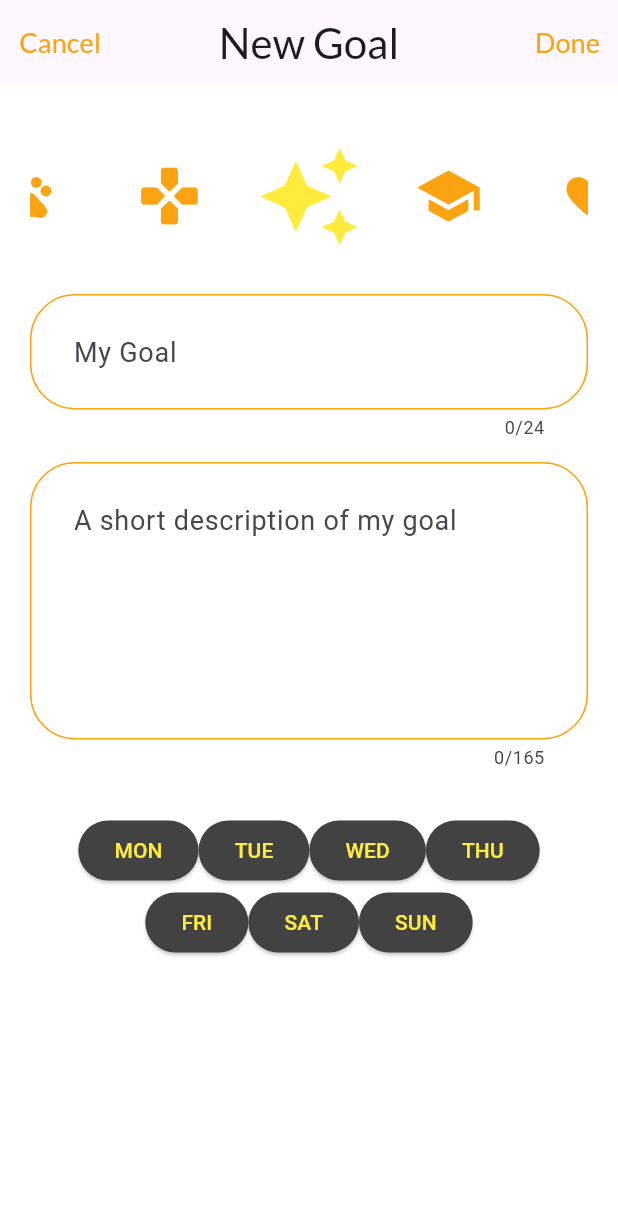
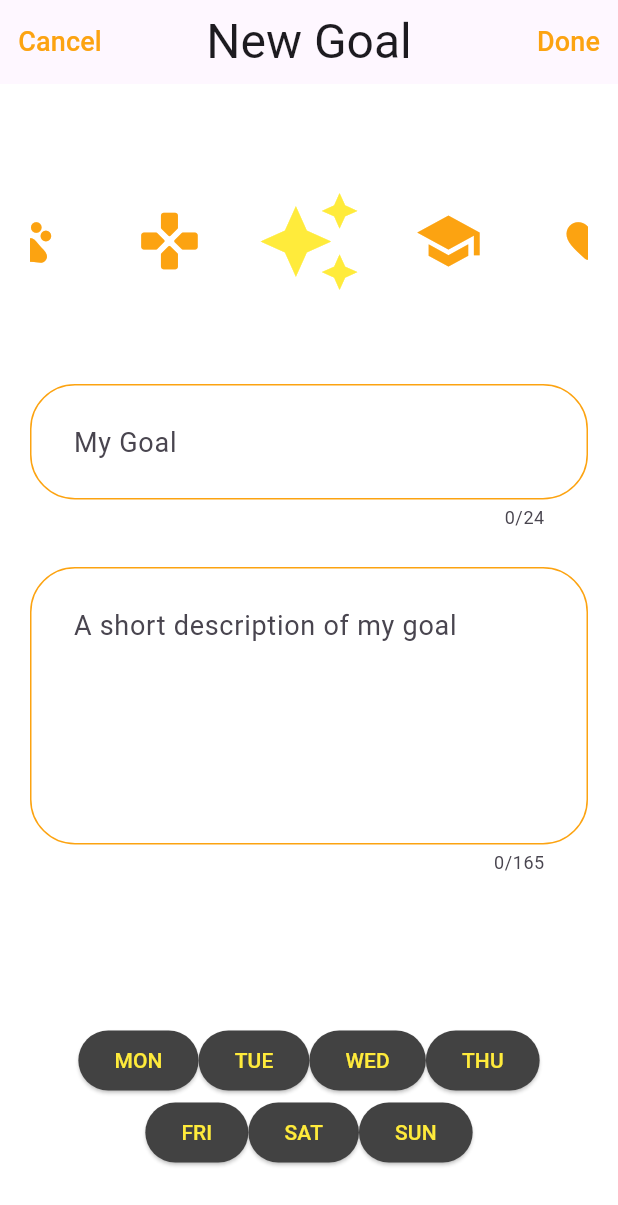
Before and after one commit to ViiSall/Fundamental-of-Mobile-Development, a Flutter app: the screen it shows after launch, after a tap on the "add" icon, on a phone screen of 412 x 824 dp. Shown: the top 1205 px of the screen. Run offline on Flutter 3.47's test engine with Material 3 defaults, Android fonts, the light colour scheme and no system bars; drawn by our look-alikes of carousel_slider; our stand-ins replace firebase_core, firebase_messaging, flutter_heatmap_calendar, flutter_slidable, google_fonts, sqflite; accounts and stored records are empty.

Commit message:
Final commit.

```diff
--- /dev/null
+++ b/personal_project/lib/components/animated_shapes_background.dart
@@ -0,0 +1,58 @@
+import 'dart:math';
+import 'package:flutter/material.dart';
+import 'shape_painter.dart';
+
+class AnimatedShapesBackground extends StatefulWidget {
+  const AnimatedShapesBackground({super.key});
+
+  @override
+  State<AnimatedShapesBackground> createState() =>
+      _AnimatedShapesBackgroundState();
+}
+
+class _AnimatedShapesBackgroundState extends State<AnimatedShapesBackground>
+    with SingleTickerProviderStateMixin {
+  late AnimationController _controller;
+
+  @override
+  void initState() {
+    super.initState();
+    _controller = AnimationController(
+      vsync: this,
+      duration: const Duration(seconds: 5),
+    )..repeat(reverse: true);
+  }
+
+  @override
+  void dispose() {
+    _controller.dispose();
+    super.dispose();
+  }
+
+  @override
+  Widget build(BuildContext context) {
+    return Stack(
+      children: List.generate(10, (index) {
+        final random = Random();
+        final shapeType = random.nextInt(5); // 0: Star, 1: Triangle, etc.
+        final size = random.nextDouble() * 50 + 20; // Random size 20-70
+        final color = Colors.primaries[random.nextInt(Colors.primaries.length)]
+            .withOpacity(0.5);
+
+        return AnimatedPositioned(
+          duration: const Duration(seconds: 5),
+          curve: Curves.easeInOut,
+          top: random.nextDouble() * MediaQuery.of(context).size.height,
+          left: random.nextDouble() * MediaQuery.of(context).size.width,
+          child: Transform.rotate(
+            angle: _controller.value * 2 * pi,
+            child: CustomPaint(
+              size: Size(size, size),
+              painter: ShapePainter(type: shapeType, color: color),
+            ),
+          ),
+        );
+      }),
+    );
+  }
+}
--- a/personal_project/lib/components/bouncing_floating_action_button.dart
+++ b/personal_project/lib/components/bouncing_floating_action_button.dart
@@ -1,7 +1,7 @@
 import 'package:flutter/material.dart';
 
 class BouncingFloatingActionButton extends StatefulWidget {
-  final VoidCallback onPressed;
+  final VoidCallback? onPressed;
   final String tooltip;
   final IconData icon;
   final Color backgroundColor;
@@ -51,7 +51,7 @@ class _BouncingFloatingActionButtonState
       onTapDown: (_) => _controller.forward(),
       onTapUp: (_) {
         _controller.reverse();
-        widget.onPressed();
+        widget.onPressed?.call();
       },
       onTapCancel: () => _controller.reverse(),
       child: ScaleTransition(
@@ -60,7 +60,7 @@ class _BouncingFloatingActionButtonState
           onPressed: widget.onPressed,
           backgroundColor: widget.backgroundColor,
           tooltip: widget.tooltip,
-          child: Icon(widget.icon, size: 32),
+          child: Icon(widget.icon, size: 42),
         ),
       ),
     );
--- /dev/null
+++ b/personal_project/lib/components/shape_painter.dart
@@ -0,0 +1,69 @@
+import 'dart:math';
+import 'package:flutter/material.dart';
+
+class ShapePainter extends CustomPainter {
+  final int type; // 0: Star, 1: Triangle, 2: Rectangle, 3: Square, 4: Circle
+  final Color color;
+
+  ShapePainter({required this.type, required this.color});
+
+  @override
+  void paint(Canvas canvas, Size size) {
+    final paint = Paint()..color = color;
+
+    switch (type) {
+      case 0: // Star
+        _drawStar(canvas, size, paint);
+        break;
+      case 1: // Triangle
+        _drawTriangle(canvas, size, paint);
+        break;
+      case 2: // Rectangle
+        canvas.drawRect(Rect.fromLTWH(0, 0, size.width, size.height), paint);
+        break;
+      case 3: // Square
+        final side = min(size.width, size.height);
+        canvas.drawRect(Rect.fromLTWH(0, 0, side, side), paint);
+        break;
+      case 4: // Circle
+        canvas.drawCircle(Offset(size.width / 2, size.height / 2),
+            min(size.width, size.height) / 2, paint);
+        break;
+    }
+  }
+
+  void _drawStar(Canvas canvas, Size size, Paint paint) {
+    final path = Path();
+    final points = <Offset>[];
+    final center = Offset(size.width / 2, size.height / 2);
+    final radius = size.width / 2;
+
+    for (int i = 0; i < 50; i++) {
+      final angle = (pi / 5) * i;
+      final offsetRadius = (i % 2 == 0) ? radius : radius / 2;
+      points.add(
+        Offset(
+          center.dx + offsetRadius * cos(angle),
+          center.dy + offsetRadius * sin(angle),
+        ),
+      );
+    }
+
+    path.addPolygon(points, true);
+    canvas.drawPath(path, paint);
+  }
+
+  void _drawTriangle(Canvas canvas, Size size, Paint paint) {
+    final path = Path();
+    path.moveTo(size.width / 2, 0);
+    path.lineTo(0, size.height);
+    path.lineTo(size.width, size.height);
+    path.close();
+    canvas.drawPath(path, paint);
+  }
+
+  @override
+  bool shouldRepaint(covariant CustomPainter oldDelegate) {
+    return false;
+  }
+}
--- a/personal_project/lib/screens/home_screen.dart
+++ b/personal_project/lib/screens/home_screen.dart
@@ -1,5 +1,6 @@
 import 'package:flutter/material.dart';
 import 'package:google_fonts/google_fonts.dart';
+import 'package:personal_project/components/animated_shapes_background.dart';
 import 'package:personal_project/components/bouncing_floating_action_button.dart';
 import 'package:personal_project/components/goal_list_widget.dart';
 import 'package:personal_project/providers/theme_provider.dart';
@@ -56,13 +57,11 @@ class HomeScreen extends StatelessWidget {
           ),
         ],
       ),
-      body: AnimatedContainer(
-        duration: const Duration(milliseconds: 500),
-        curve: Curves.easeInOut,
-        color: themeProvider.isDarkMode
-            ? ColorTheme.darkBackground
-            : ColorTheme.lightBackground,
-        child: const GoalsListWidget(weekdayFilter: true),
+      body: const Stack(
+        children: [
+          GoalsListWidget(weekdayFilter: true),
+          AnimatedShapesBackground(),
+        ],
       ),
       floatingActionButton: BouncingFloatingActionButton(
         onPressed: () => Navigator.pushNamed(context, 'ManageGoal'),
--- a/personal_project/lib/screens/manage_goal_screen.dart
+++ b/personal_project/lib/screens/manage_goal_screen.dart
@@ -5,10 +5,10 @@ import 'package:personal_project/components/icons_carousel_widget.dart';
 import 'package:personal_project/components/snackbar_message.dart';
 import 'package:personal_project/components/weekday_buttons_widget.dart';
 import 'package:personal_project/models/goal_model.dart';
-import 'package:personal_project/providers/theme_provider.dart';
 import 'package:personal_project/respositories/goals_repository.dart';
 import 'package:provider/provider.dart';
 
+import '../providers/theme_provider.dart';
 import '../theme/color_theme.dart';
 
 class ManageGoalScreen extends StatelessWidget {
@@ -44,8 +44,8 @@ class ManageGoalScreen extends StatelessWidget {
 
   @override
   Widget build(BuildContext context) {
+    GoalsRepository goalsRepository = Provider.of<GoalsRepository>(context);
     final themeProvider = Provider.of<ThemeProvider>(context);
-    final goalsRepository = Provider.of<GoalsRepository>(context);
 
     if (goal != null) {
       nameFieldController.text = goal!.name;
@@ -57,21 +57,19 @@ class ManageGoalScreen extends StatelessWidget {
       weekdayButtonsWidget.setSelectedDays(goal!.days);
     }
 
-    return Hero(
-      tag: 'add-goal',
-      child: Scaffold(
+    return Scaffold(
       appBar: AppBar(
         title: Text(
           goal == null ? 'New Goal' : 'Edit Goal',
-            style: GoogleFonts.lato(fontSize: 28),
+          style: const TextStyle(fontSize: 32),
         ),
         centerTitle: true,
         leadingWidth: 80,
         leading: TextButton(
           onPressed: () => Navigator.pop(context),
-            child: Text(
+          child: const Text(
             'Cancel',
-              style: GoogleFonts.lato(
+            style: TextStyle(
               fontSize: 18,
               color: ColorTheme.secondary,
             ),
@@ -80,9 +78,9 @@ class ManageGoalScreen extends StatelessWidget {
         actions: [
           TextButton(
             onPressed: () => _saveGoal(context, goalsRepository),
-              child: Text(
+            child: const Text(
               'Done',
-                style: GoogleFonts.lato(
+              style: TextStyle(
                 fontSize: 18,
                 color: ColorTheme.secondary,
               ),
@@ -93,25 +91,24 @@ class ManageGoalScreen extends StatelessWidget {
       body: GestureDetector(
         child: SingleChildScrollView(
           padding: const EdgeInsets.all(20),
-            keyboardDismissBehavior: ScrollViewKeyboardDismissBehavior.onDrag,
           child: Column(
             children: [
-                const SizedBox(height: 20),
+              const SizedBox(height: 50),
               iconsCarouselWidget,
-                const SizedBox(height: 30),
+              const SizedBox(height: 60),
               CustomTextFormFieldWidget(
                 controller: nameFieldController,
                 maxLength: 24,
                 hintText: 'My Goal',
               ),
-                const SizedBox(height: 15),
+              const SizedBox(height: 25),
               CustomTextFormFieldWidget(
                 controller: descriptionFieldController,
                 maxLength: 165,
                 maxLines: 5,
                 hintText: 'A short description of my goal',
               ),
-                const SizedBox(height: 30),
+              const SizedBox(height: 100),
               weekdayButtonsWidget,
             ],
           ),
@@ -120,8 +117,7 @@ class ManageGoalScreen extends StatelessWidget {
           FocusManager.instance.primaryFocus?.unfocus();
         },
       ),
-        backgroundColor: themeProvider.backgroundColor,
-      ),
+      backgroundColor: themeProvider.backgroundColor
     );
   }
 }
--- a/personal_project/lib/screens/my_goals_screen.dart
+++ b/personal_project/lib/screens/my_goals_screen.dart
@@ -4,6 +4,8 @@ import 'package:personal_project/components/goal_list_widget.dart';
 import 'package:personal_project/providers/theme_provider.dart';
 import 'package:personal_project/theme/color_theme.dart';
 import 'package:provider/provider.dart';
+
+import '../components/animated_shapes_background.dart';
 
 class MyGoalsScreen extends StatelessWidget {
   const MyGoalsScreen({super.key});
@@ -26,7 +28,12 @@ class MyGoalsScreen extends StatelessWidget {
           ),
         ],
       ),
-      body: const GoalsListWidget(weekdayFilter: false),
+      body: const Stack(
+        children: [
+          GoalsListWidget(weekdayFilter: false),
+          AnimatedShapesBackground(),
+        ],
+      ),
       backgroundColor: themeProvider.backgroundColor,
     );
   }
--- a/personal_project/lib/screens/splash_screen.dart
+++ b/personal_project/lib/screens/splash_screen.dart
@@ -19,7 +19,7 @@ class _SplashScreenState extends State<SplashScreen>
   @override
   void initState() {
     super.initState();
-    SystemChrome.setEnabledSystemUIMode(SystemUiMode.immersive); // set immersive mode
+    SystemChrome.setEnabledSystemUIMode(SystemUiMode.immersive);
 
     _controller = AnimationController(
       duration: const Duration(seconds: 3),
```
Also changed, not shown: personal_project/lib/components/goal_list_widget.dart (indentation only). Lines whose indentation alone changed are shown as unchanged.
